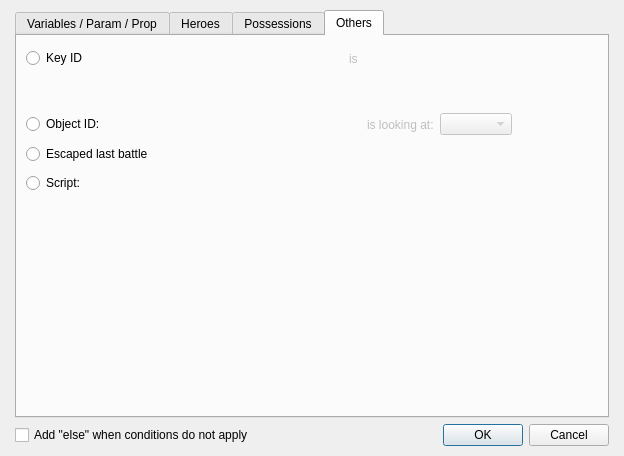
Before: the Qt Designer form Editor/Dialogs/Commands/dialogcommandconditions.ui in RPG-Paper-Maker/RPG-Paper-Maker, drawn with Qt 5.
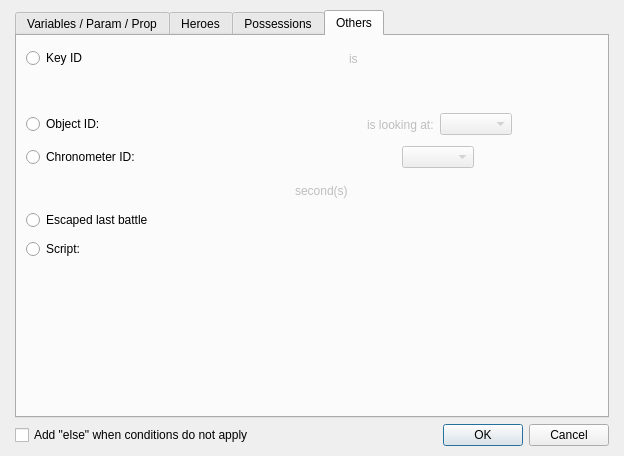
After: the same form once the commit is applied. The open tabs and pages were chosen to show the change. Custom widgets are drawn as their Qt base class.

Commit message: [WIP] Command change chronometer: condition

What changed in the file:
```diff
--- a/Editor/Dialogs/Commands/dialogcommandconditions.ui
+++ b/Editor/Dialogs/Commands/dialogcommandconditions.ui
@@ -1157,7 +1157,7 @@
         </attribute>
         <layout class="QGridLayout" name="gridLayout_6">
          <item row="0" column="0">
-          <layout class="QVBoxLayout" name="verticalLayout_7" stretch="0,0,0,0,0,1">
+          <layout class="QVBoxLayout" name="verticalLayout_7" stretch="0,0,0,0,0,0,0,1">
            <item>
             <layout class="QHBoxLayout" name="horizontalLayout_23" stretch="0,0,0,1">
              <item>
@@ -1320,6 +1320,115 @@
              </item>
             </layout>
            </item>
+           <item>
+            <layout class="QHBoxLayout" name="horizontalLayout_28" stretch="0,0,0,1">
+             <item>
+              <widget class="QRadioButton" name="radioButtonChronometerID">
+               <property name="text">
+                <string>Chronometer ID:</string>
+               </property>
+              </widget>
+             </item>
+             <item>
+              <widget class="PanelPrimitiveValue" name="panelPrimitiveChronometerID" native="true">
+               <property name="enabled">
+                <bool>false</bool>
+               </property>
+               <property name="minimumSize">
+                <size>
+                 <width>250</width>
+                 <height>27</height>
+                </size>
+               </property>
+               <property name="maximumSize">
+                <size>
+                 <width>250</width>
+                 <height>27</height>
+                </size>
+               </property>
+              </widget>
+             </item>
+             <item>
+              <widget class="QComboBox" name="comboBoxChronometerOperation">
+               <property name="enabled">
+                <bool>false</bool>
+               </property>
+              </widget>
+             </item>
+             <item>
+              <spacer name="horizontalSpacer_32">
+               <property name="orientation">
+                <enum>Qt::Horizontal</enum>
+               </property>
+               <property name="sizeHint" stdset="0">
+                <size>
+                 <width>40</width>
+                 <height>20</height>
+                </size>
+               </property>
+              </spacer>
+             </item>
+            </layout>
+           </item>
+           <item>
+            <layout class="QHBoxLayout" name="horizontalLayout_29" stretch="0,0,0,1">
+             <item>
+              <spacer name="horizontalSpacer_33">
+               <property name="orientation">
+                <enum>Qt::Horizontal</enum>
+               </property>
+               <property name="sizeHint" stdset="0">
+                <size>
+                 <width>13</width>
+                 <height>20</height>
+                </size>
+               </property>
+              </spacer>
+             </item>
+             <item>
+              <widget class="PanelPrimitiveValue" name="panelPrimitiveChronometerSeconds" native="true">
+               <property name="enabled">
+                <bool>false</bool>
+               </property>
+               <property name="minimumSize">
+                <size>
+                 <width>250</width>
+                 <height>27</height>
+                </size>
+               </property>
+               <property name="maximumSize">
+                <size>
+                 <width>250</width>
+                 <height>27</height>
+                </size>
+               </property>
+              </widget>
+             </item>
+             <item>
+              <widget class="QLabel" name="labelSeconds">
+               <property name="enabled">
+                <bool>false</bool>
+               </property>
+               <property name="text">
+                <string>second(s)</string>
+               </property>
+              </widget>
+             </item>
+             <item>
+              <spacer name="horizontalSpacer_34">
+               <property name="orientation">
+                <enum>Qt::Horizontal</enum>
+               </property>
+               <property name="sizeHint" stdset="0">
+                <size>
+                 <width>178</width>
+                 <height>20</height>
+                </size>
+               </property>
+              </spacer>
+             </item>
+            </layout>
+           </item>
            <item>
             <layout class="QHBoxLayout" name="horizontalLayout_26" stretch="0,1">
              <item>
```
The commit also changes 3 other files.
